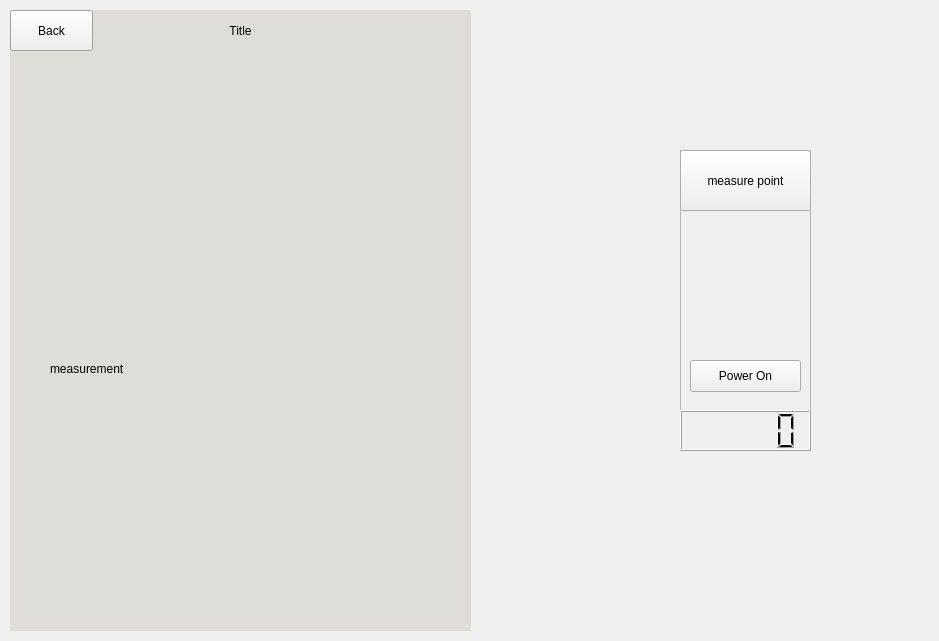
The window that Team32-3004-Project/mainwindow.ui (Harry-Dinh/COMP-3004-F24-Final) describes before a commit, drawn with Qt 5.
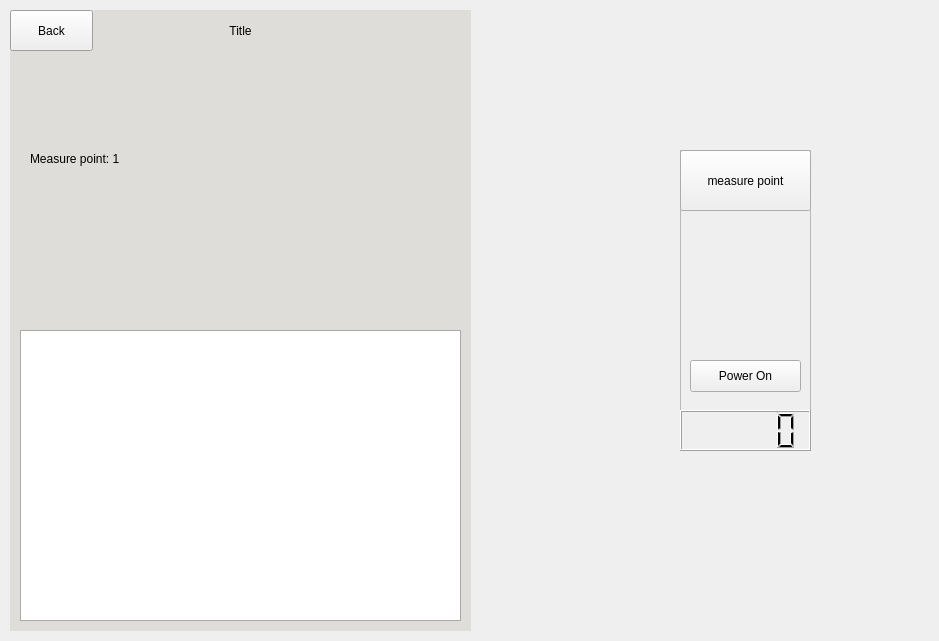
The same window after the commit. The open tabs and pages were chosen to show the change.

Commit message: Add UI functionality for measurements + Profiles store a vector of measurements + Beginning measurement creates a new measurement object + Exiting the measurement will delete the incomplete measurement + Pressing the probe button will generate the measurement if the device is on and in the measurement page + MainWindow now stores the device power on/off state

```diff
--- a/Team32-3004-Project/mainwindow.ui
+++ b/Team32-3004-Project/mainwindow.ui
@@ -411,14 +411,24 @@
      <widget class="QLabel" name="label_2">
       <property name="geometry">
        <rect>
-        <x>40</x>
-        <y>310</y>
-        <width>91</width>
+        <x>20</x>
+        <y>100</y>
+        <width>131</width>
         <height>17</height>
        </rect>
       </property>
       <property name="text">
-       <string>measurement</string>
+       <string>Measure point: 1</string>
+      </property>
+     </widget>
+     <widget class="QTextEdit" name="measurementHistory">
+      <property name="geometry">
+       <rect>
+        <x>10</x>
+        <y>280</y>
+        <width>441</width>
+        <height>291</height>
+       </rect>
       </property>
      </widget>
     </widget>
```
Left out of the diff: 4 changed lines with no effect on the pictures. The commit also changes 5 other files.
